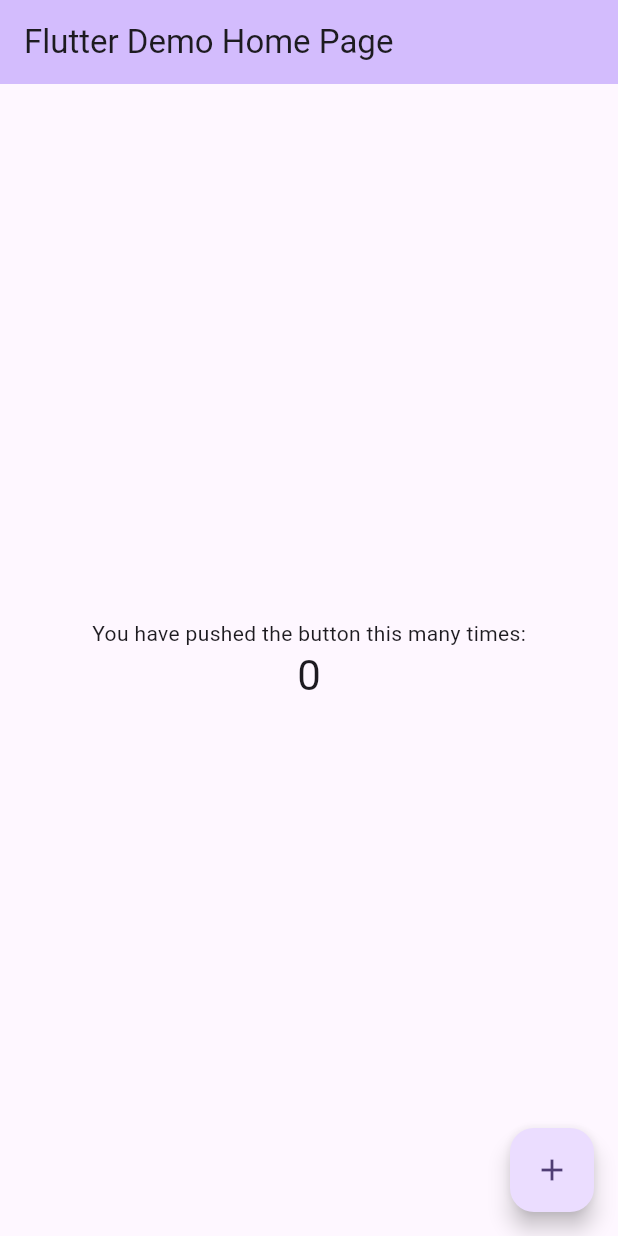
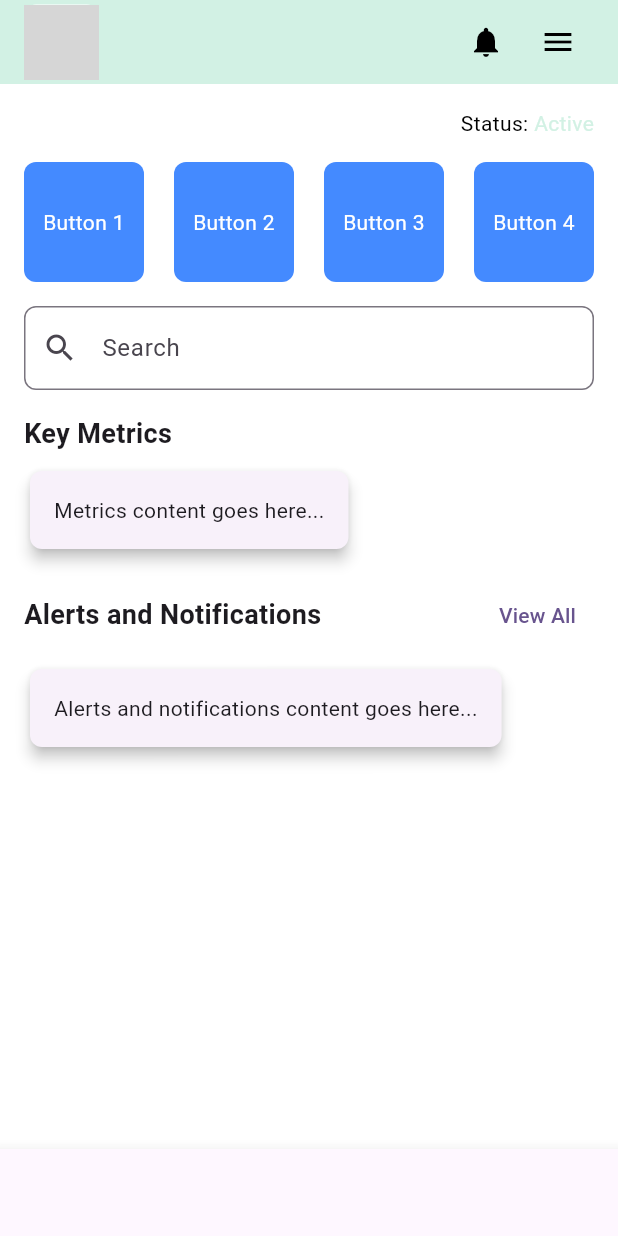
Before and after one commit to gomedserv/medapp, a Flutter app: the screen it shows after launch, on a phone screen of 412 x 824 dp. Run offline on Flutter 3.47's test engine with Material 3 defaults, Android fonts, the phone set to English and light mode, and no system bars; grey boxes are pictures that could not be loaded.

```diff
--- a/lib/main.dart
+++ b/lib/main.dart
@@ -7,119 +7,178 @@ void main() {
 class MyApp extends StatelessWidget {
   const MyApp({super.key});
 
-  // This widget is the root of your application.
   @override
   Widget build(BuildContext context) {
     return MaterialApp(
       title: 'Flutter Demo',
       theme: ThemeData(
-        // This is the theme of your application.
-        //
-        // TRY THIS: Try running your application with "flutter run". You'll see
-        // the application has a purple toolbar. Then, without quitting the app,
-        // try changing the seedColor in the colorScheme below to Colors.green
-        // and then invoke "hot reload" (save your changes or press the "hot
-        // reload" button in a Flutter-supported IDE, or press "r" if you used
-        // the command line to start the app).
-        //
-        // Notice that the counter didn't reset back to zero; the application
-        // state is not lost during the reload. To reset the state, use hot
-        // restart instead.
-        //
-        // This works for code too, not just values: Most code changes can be
-        // tested with just a hot reload.
         colorScheme: ColorScheme.fromSeed(seedColor: Colors.deepPurple),
         useMaterial3: true,
       ),
-      home: const MyHomePage(title: 'Flutter Demo Home Page'),
+      home: DashboardScreen(),
     );
   }
 }
 
-class MyHomePage extends StatefulWidget {
-  const MyHomePage({super.key, required this.title});
-
-  // This widget is the home page of your application. It is stateful, meaning
-  // that it has a State object (defined below) that contains fields that affect
-  // how it looks.
-
-  // This class is the configuration for the state. It holds the values (in this
-  // case the title) provided by the parent (in this case the App widget) and
-  // used by the build method of the State. Fields in a Widget subclass are
-  // always marked "final".
-
-  final String title;
-
-  @override
-  State<MyHomePage> createState() => _MyHomePageState();
-}
-
-class _MyHomePageState extends State<MyHomePage> {
-  int _counter = 0;
-
-  void _incrementCounter() {
-    setState(() {
-      // This call to setState tells the Flutter framework that something has
-      // changed in this State, which causes it to rerun the build method below
-      // so that the display can reflect the updated values. If we changed
-      // _counter without calling setState(), then the build method would not be
-      // called again, and so nothing would appear to happen.
-      _counter++;
-    });
-  }
-
+class DashboardScreen extends StatelessWidget {
   @override
   Widget build(BuildContext context) {
-    // This method is rerun every time setState is called, for instance as done
-    // by the _incrementCounter method above.
-    //
-    // The Flutter framework has been optimized to make rerunning build methods
-    // fast, so that you can just rebuild anything that needs updating rather
-    // than having to individually change instances of widgets.
     return Scaffold(
+      backgroundColor: Colors.white,
       appBar: AppBar(
-        // TRY THIS: Try changing the color here to a specific color (to
-        // Colors.amber, perhaps?) and trigger a hot reload to see the AppBar
-        // change color while the other colors stay the same.
-        backgroundColor: Theme.of(context).colorScheme.inversePrimary,
-        // Here we take the value from the MyHomePage object that was created by
-        // the App.build method, and use it to set our appbar title.
-        title: Text(widget.title),
-      ),
-      body: Center(
-        // Center is a layout widget. It takes a single child and positions it
-        // in the middle of the parent.
-        child: Column(
-          // Column is also a layout widget. It takes a list of children and
-          // arranges them vertically. By default, it sizes itself to fit its
-          // children horizontally, and tries to be as tall as its parent.
-          //
-          // Column has various properties to control how it sizes itself and
-          // how it positions its children. Here we use mainAxisAlignment to
-          // center the children vertically; the main axis here is the vertical
-          // axis because Columns are vertical (the cross axis would be
-          // horizontal).
-          //
-          // TRY THIS: Invoke "debug painting" (choose the "Toggle Debug Paint"
-          // action in the IDE, or press "p" in the console), to see the
-          // wireframe for each widget.
-          mainAxisAlignment: MainAxisAlignment.center,
-          children: <Widget>[
-            const Text(
-              'You have pushed the button this many times:',
+        automaticallyImplyLeading: false,
+        backgroundColor: const Color(0xFFD2F1E4),
+        title: Row(
+          children: [
+            // Square Logo
+            Container(
+              width: 50,
+              height: 50,
+              decoration: BoxDecoration(
+                shape: BoxShape.rectangle,
+                color: Colors.white,
+                borderRadius: BorderRadius.circular(8),
+              ),
+              child: Image.asset('assets/logo.png',
+                  fit: BoxFit.cover), // Add your logo image here
             ),
-            Text(
-              '$_counter',
-              style: Theme.of(context).textTheme.headlineMedium,
+            Spacer(),
+            // Alarm Icon Button
+            IconButton(
+              icon: Icon(Icons.notifications, color: Colors.black),
+              onPressed: () {
+                // Handle alarm button press
+              },
+            ),
+            // Menu Button
+            IconButton(
+              icon: Icon(Icons.menu, color: Colors.black),
+              onPressed: () {
+                // Handle menu button press
+              },
             ),
           ],
         ),
       ),
-      floatingActionButton: FloatingActionButton(
-        onPressed: _incrementCounter,
-        tooltip: 'Increment',
-        child: const Icon(Icons.add),
-      ), // This trailing comma makes auto-formatting nicer for build methods.
+      body: Padding(
+        padding: const EdgeInsets.all(16.0),
+        child: Column(
+          crossAxisAlignment: CrossAxisAlignment.start,
+          children: [
+            // Status: Active
+            Row(
+              mainAxisAlignment: MainAxisAlignment.end,
+              children: [
+                Text('Status: ', style: TextStyle(color: Colors.black)),
+                Text('Active', style: TextStyle(color: Color(0xFFD2F1E4))),
+              ],
+            ),
+            SizedBox(height: 16),
+
+            // Four square buttons horizontally
+            Row(
+              mainAxisAlignment: MainAxisAlignment.spaceBetween,
+              children: [
+                _buildSquareButton('Button 1'),
+                _buildSquareButton('Button 2'),
+                _buildSquareButton('Button 3'),
+                _buildSquareButton('Button 4'),
+              ],
+            ),
+            SizedBox(height: 16),
+
+            // Search bar
+            TextField(
+              decoration: InputDecoration(
+                hintText: 'Search',
+                prefixIcon: Icon(Icons.search),
+                border: OutlineInputBorder(
+                  borderRadius: BorderRadius.circular(8),
+                ),
+              ),
+            ),
+            SizedBox(height: 16),
+
+            // Key Metrics
+            Text(
+              'Key Metrics',
+              style: TextStyle(fontSize: 18, fontWeight: FontWeight.bold),
+            ),
+            SizedBox(height: 8),
+
+            // Card for metrics
+            Card(
+              elevation: 4,
+              shape: RoundedRectangleBorder(
+                borderRadius: BorderRadius.circular(8),
+              ),
+              child: Padding(
+                padding: const EdgeInsets.all(16.0),
+                child: Text('Metrics content goes here...'),
+              ),
+            ),
+            SizedBox(height: 16),
+
+            // Alerts and Notifications with "View All" button
+            Row(
+              mainAxisAlignment: MainAxisAlignment.spaceBetween,
+              children: [
+                Text(
+                  'Alerts and Notifications',
+                  style: TextStyle(fontSize: 18, fontWeight: FontWeight.bold),
+                ),
+                TextButton(
+                  onPressed: () {
+                    // Handle view all button press
+                  },
+                  child: Text('View All'),
+                ),
+              ],
+            ),
+            SizedBox(height: 8),
+
+            // Card for alerts and notifications
+            Card(
+              elevation: 4,
+              shape: RoundedRectangleBorder(
+                borderRadius: BorderRadius.circular(8),
+              ),
+              child: Padding(
+                padding: const EdgeInsets.all(16.0),
+                child: Text('Alerts and notifications content goes here...'),
+              ),
+            ),
+          ],
+        ),
+      ),
+      bottomNavigationBar: BottomNavigationBar(
+        items: [
+          BottomNavigationBarItem(icon: Icon(Icons.home), label: 'Home'),
+          BottomNavigationBarItem(
+              icon: Icon(Icons.business), label: 'Business'),
+          BottomNavigationBarItem(icon: Icon(Icons.school), label: 'School'),
+          BottomNavigationBarItem(
+              icon: Icon(Icons.settings), label: 'Settings'),
+        ],
+      ),
+    );
+  }
+
+  Widget _buildSquareButton(String title) {
+    return Container(
+      width: 80,
+      height: 80,
+      decoration: BoxDecoration(
+        color: Colors.blueAccent,
+        borderRadius: BorderRadius.circular(8),
+      ),
+      child: Center(
+        child: Text(
+          title,
+          style: TextStyle(color: Colors.white),
+          textAlign: TextAlign.center,
+        ),
+      ),
     );
   }
 }
```
